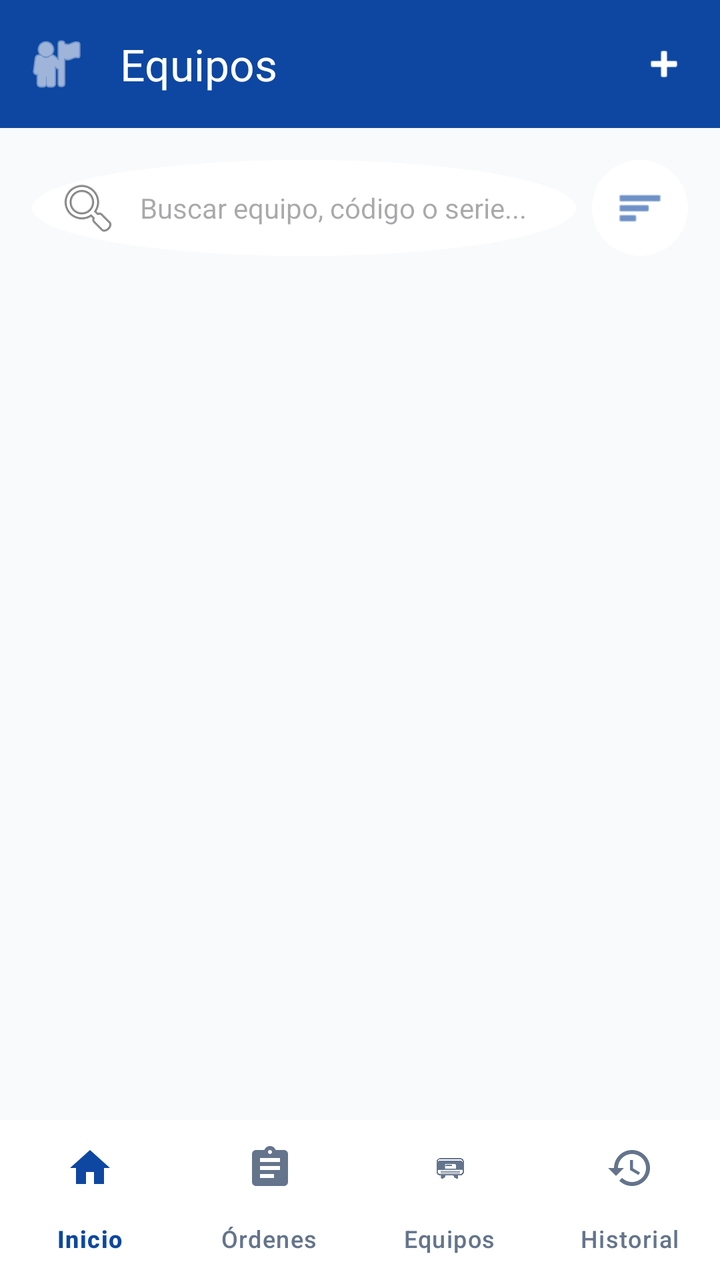
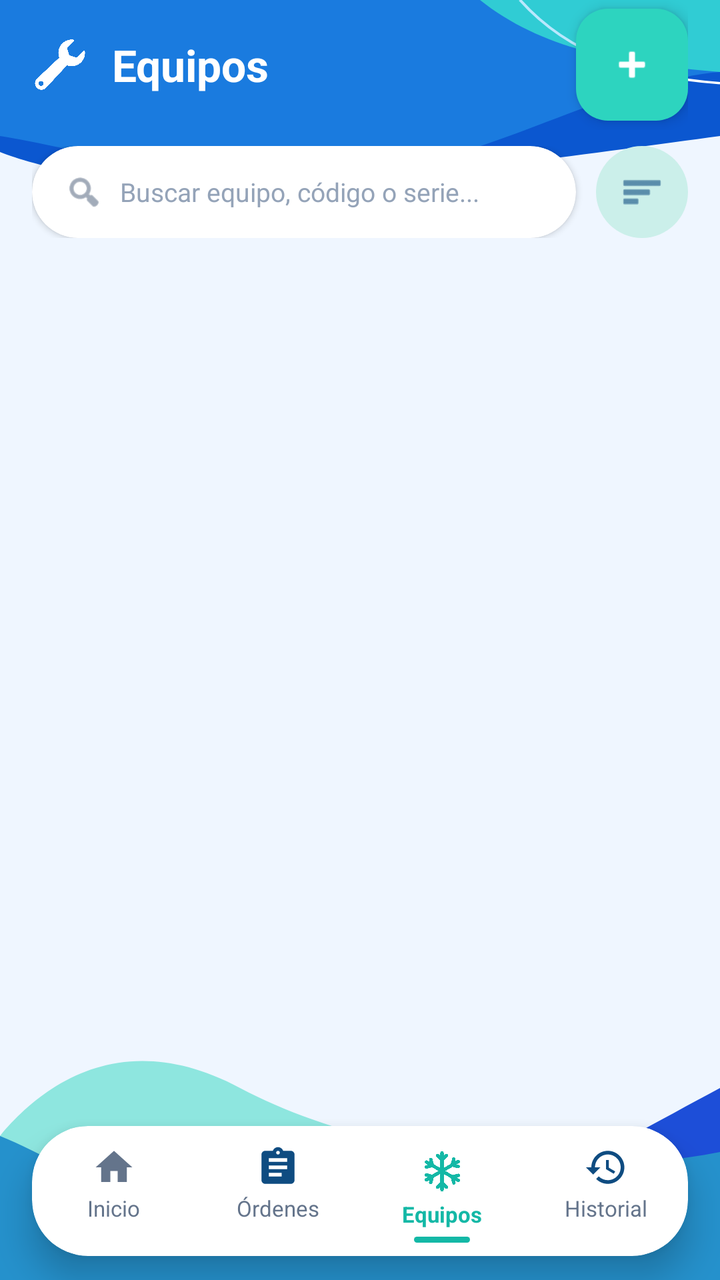

The first picture is an Android layout as it rendered before a commit; the second is the same layout after the commit. The layout source and the unified diff follow.
<!-- AndroidManifest.xml: application theme Theme.ClimaTrack -->
<!-- res/layout/activity_equipos.xml -->
<?xml version="1.0" encoding="utf-8"?>
<androidx.coordinatorlayout.widget.CoordinatorLayout
    xmlns:android="http://schemas.android.com/apk/res/android"
    xmlns:app="http://schemas.android.com/apk/res-auto"
    android:layout_width="match_parent"
    android:layout_height="match_parent"
    android:background="#F8FAFC">

    <com.google.android.material.appbar.AppBarLayout
        android:layout_width="match_parent"
        android:layout_height="wrap_content">

        <com.google.android.material.appbar.MaterialToolbar
            android:id="@+id/toolbar"
            android:layout_width="match_parent"
            android:layout_height="?attr/actionBarSize"
            android:background="#0D47A1"
            app:navigationIcon="@android:drawable/ic_menu_myplaces"
            app:navigationIconTint="@color/white"
            app:title="Equipos"
            app:titleTextColor="@color/white">

            <ImageView
                android:id="@+id/btnAgregarEquipo"
                android:layout_width="24dp"
                android:layout_height="24dp"
                android:layout_gravity="end"
                android:layout_marginEnd="16dp"
                android:src="@android:drawable/ic_input_add"
                app:tint="@color/white" />
        </com.google.android.material.appbar.MaterialToolbar>
    </com.google.android.material.appbar.AppBarLayout>

    <LinearLayout
        android:layout_width="match_parent"
        android:layout_height="match_parent"
        android:orientation="vertical"
        app:layout_behavior="@string/appbar_scrolling_view_behavior">

        
        <LinearLayout
            android:layout_width="match_parent"
            android:layout_height="wrap_content"
            android:orientation="horizontal"
            android:padding="16dp">

            <EditText
                android:id="@+id/etBuscar"
                android:layout_width="0dp"
                android:layout_height="48dp"
                android:layout_weight="1"
                android:background="@drawable/bg_circle_white"
                android:drawableStart="@android:drawable/ic_menu_search"
                android:drawablePadding="10dp"
                android:hint="Buscar equipo, código o serie..."
                android:inputType="text"
                android:paddingStart="12dp"
                android:paddingEnd="12dp"
                android:textSize="14sp" />

            <ImageView
                android:id="@+id/btnFiltrar"
                android:layout_width="48dp"
                android:layout_height="48dp"
                android:layout_marginStart="8dp"
                android:background="@drawable/bg_circle_white"
                android:padding="12dp"
                android:src="@android:drawable/ic_menu_sort_by_size"
                app:tint="#0D47A1" />
        </LinearLayout>

        
        <androidx.recyclerview.widget.RecyclerView
            android:id="@+id/rvEquipos"
            android:layout_width="match_parent"
            android:layout_height="0dp"
            android:layout_weight="1" />

        <com.google.android.material.bottomnavigation.BottomNavigationView
            android:id="@+id/bottomNavigation"
            android:layout_width="match_parent"
            android:layout_height="wrap_content"
            android:background="@color/white"
            app:backgroundTint="@android:color/white"
            app:elevation="8dp"
            app:itemActiveIndicatorStyle="@null"
            app:itemIconTint="@color/bottom_nav_colors"
            app:itemTextColor="@color/bottom_nav_colors"
            app:labelVisibilityMode="labeled"
            app:menu="@menu/bottom_menu" />
    </LinearLayout>
</androidx.coordinatorlayout.widget.CoordinatorLayout>
<!-- resources referenced by this layout -->
<resources>
  <!-- drawable bg_circle_white (drawable) -->
  <shape xmlns:android="http://schemas.android.com/apk/res/android"
      android:shape="oval">
      <solid android:color="@android:color/white" />
  </shape>
  <!-- unchanged entries left out for length: 15 -->
</resources>

<!-- the commit's change to res/layout/activity_equipos.xml (unified diff, before → after) -->
@@ -1,92 +1,468 @@
 <?xml version="1.0" encoding="utf-8"?>
-<androidx.coordinatorlayout.widget.CoordinatorLayout
+<androidx.constraintlayout.widget.ConstraintLayout
     xmlns:android="http://schemas.android.com/apk/res/android"
     xmlns:app="http://schemas.android.com/apk/res-auto"
+    xmlns:tools="http://schemas.android.com/tools"
     android:layout_width="match_parent"
     android:layout_height="match_parent"
-    android:background="#F8FAFC">
-
-    <com.google.android.material.appbar.AppBarLayout
+    android:background="@drawable/bg_detalle_orden"
+    tools:context=".activities.EquiposActivity">
+
+    
+    <RelativeLayout
+        android:id="@+id/headerToolbar"
         android:layout_width="match_parent"
-        android:layout_height="wrap_content">
-
-        <com.google.android.material.appbar.MaterialToolbar
-            android:id="@+id/toolbar"
+        android:layout_height="65dp"
+        android:paddingStart="16dp"
+        android:paddingEnd="16dp"
+        app:layout_constraintTop_toTopOf="parent">
+
+        <ImageView
+            android:id="@+id/iconHeader"
+            android:layout_width="28dp"
+            android:layout_height="28dp"
+            android:layout_centerVertical="true"
+            android:src="@drawable/ic_llave"
+            app:tint="@color/white" />
+
+        <TextView
+            android:layout_width="wrap_content"
+            android:layout_height="wrap_content"
+            android:layout_centerVertical="true"
+            android:layout_marginStart="12dp"
+            android:layout_toEndOf="@id/iconHeader"
+            android:text="Equipos"
+            android:textColor="@color/white"
+            android:textSize="22sp"
+            android:textStyle="bold" />
+
+        
+        <com.google.android.material.floatingactionbutton.FloatingActionButton
+            android:id="@+id/fabAdd"
+            android:layout_width="wrap_content"
+            android:layout_height="wrap_content"
+            android:layout_alignParentEnd="true"
+            android:layout_centerVertical="true"
+            android:contentDescription="Agregar"
+            android:src="@android:drawable/ic_input_add"
+            app:backgroundTint="#2DD4BF"
+            app:borderWidth="0dp"
+            app:elevation="4dp"
+            app:fabSize="mini"
+            app:tint="@color/white"/>
+    </RelativeLayout>
+
+    
+    <LinearLayout
+        android:id="@+id/layoutSearch"
+        android:layout_width="match_parent"
+        android:layout_height="wrap_content"
+        android:gravity="center_vertical"
+        android:orientation="horizontal"
+        android:paddingStart="16dp"
+        android:paddingTop="8dp"
+        android:paddingEnd="16dp"
+        android:paddingBottom="8dp"
+        app:layout_constraintTop_toBottomOf="@id/headerToolbar">
+
+        
+        <androidx.cardview.widget.CardView
+            android:layout_width="0dp"
+            android:layout_height="46dp"
+            android:layout_weight="1"
+            app:cardBackgroundColor="@color/white"
+            app:cardCornerRadius="23dp"
+            app:cardElevation="2dp">
+
+            <LinearLayout
+                android:layout_width="match_parent"
+                android:layout_height="match_parent"
+                android:gravity="center_vertical"
+                android:orientation="horizontal"
+                android:paddingStart="16dp"
+                android:paddingEnd="16dp">
+
+                <ImageView
+                    android:layout_width="20dp"
+                    android:layout_height="20dp"
+                    android:src="@android:drawable/ic_menu_search"
+                    app:tint="#64748B" />
+
+                <EditText
+                    android:id="@+id/etSearch"
+                    android:layout_width="match_parent"
+                    android:layout_height="match_parent"
+                    android:layout_marginStart="8dp"
+                    android:background="@null"
+                    android:hint="Buscar equipo, código o serie..."
+                    android:inputType="text"
+                    android:textColor="#0F4C81"
+                    android:textColorHint="#94A3B8"
+                    android:textSize="13sp" />
+            </LinearLayout>
+        </androidx.cardview.widget.CardView>
+
+        
+        <ImageView
+            android:id="@+id/btnFilter"
+            android:layout_width="46dp"
+            android:layout_height="46dp"
+            android:layout_marginStart="10dp"
+            android:background="@drawable/bg_icon_circle"
+            android:padding="12dp"
+            android:src="@android:drawable/ic_menu_sort_by_size"
+            app:tint="#0F4C81" />
+    </LinearLayout>
+
+    
+    <androidx.recyclerview.widget.RecyclerView
+        android:id="@+id/rvEquipos"
+        android:layout_width="match_parent"
+        android:layout_height="0dp"
+        android:clipToPadding="false"
+        android:paddingStart="16dp"
+        android:paddingTop="8dp"
+        android:paddingEnd="16dp"
+        android:paddingBottom="90dp"
+        app:layoutManager="androidx.recyclerview.widget.LinearLayoutManager"
+        app:layout_constraintBottom_toBottomOf="parent"
+        app:layout_constraintTop_toBottomOf="@id/layoutSearch"
+        tools:listitem="@layout/item_equipo" />
+
+    
+    <androidx.cardview.widget.CardView
+        android:id="@+id/bottomNavigation"
+        android:layout_width="match_parent"
+        android:layout_height="65dp"
+        android:layout_marginStart="16dp"
+        android:layout_marginEnd="16dp"
+        android:layout_marginBottom="12dp"
+        app:cardBackgroundColor="@color/white"
+        app:cardCornerRadius="28dp"
+        app:cardElevation="10dp"
+        app:cardPreventCornerOverlap="false"
+        app:layout_constraintBottom_toBottomOf="parent">
+
+        <LinearLayout
             android:layout_width="match_parent"
-            android:layout_height="?attr/actionBarSize"
-            android:background="#0D47A1"
-            app:navigationIcon="@android:drawable/ic_menu_myplaces"
-            app:navigationIconTint="@color/white"
-            app:title="Equipos"
-            app:titleTextColor="@color/white">
-
-            <ImageView
-                android:id="@+id/btnAgregarEquipo"
-                android:layout_width="24dp"
-                android:layout_height="24dp"
-                android:layout_gravity="end"
-                android:layout_marginEnd="16dp"
-                android:src="@android:drawable/ic_input_add"
-                app:tint="@color/white" />
-        </com.google.android.material.appbar.MaterialToolbar>
-    </com.google.android.material.appbar.AppBarLayout>
+            android:layout_height="match_parent"
+            android:orientation="horizontal">
+
+            
+            <LinearLayout
+                android:layout_width="0dp"
+                android:layout_height="match_parent"
+                android:layout_weight="1"
+                android:gravity="center"
+                android:orientation="vertical">
+
+                <ImageView
+                    android:layout_width="22dp"
+                    android:layout_height="22dp"
+                    android:src="@drawable/ic_home"
+                    app:tint="#64748B" />
+
+                <TextView
+                    android:layout_width="wrap_content"
+                    android:layout_height="wrap_content"
+                    android:layout_marginTop="2dp"
+                    android:text="Inicio"
+                    android:textColor="#64748B"
+                    android:textSize="11sp" />
+
+                <View
+                    android:layout_width="28dp"
+                    android:layout_height="3dp"
+                    android:layout_marginTop="4dp"
+                    android:visibility="invisible" />
+            </LinearLayout>
+
+            
+            <LinearLayout
+                android:layout_width="0dp"
+                android:layout_height="match_parent"
+                android:layout_weight="1"
+                android:gravity="center"
+                android:orientation="vertical">
+
+                <ImageView
+                    android:layout_width="22dp"
+                    android:layout_height="22dp"
+                    android:src="@drawable/ic_ordenes"
+                    app:tint="#0F4C81" />
+
+                <TextView
+                    android:layout_width="wrap_content"
+                    android:layout_height="wrap_content"
+                    android:layout_marginTop="2dp"
+                    android:text="Órdenes"
+                    android:textColor="#64748B"
+                    android:textSize="11sp" />
+
+                <View
+                    android:layout_width="28dp"
+                    android:layout_height="3dp"
+                    android:layout_marginTop="4dp"
+                    android:visibility="invisible" />
+            </LinearLayout>
+
+            
+            <LinearLayout
+                android:layout_width="0dp"
+                android:layout_height="match_parent"
+                android:layout_weight="1"
+                android:gravity="center"
+                android:orientation="vertical"
+                android:paddingTop="4dp">
+
+                <ImageView
+                    android:layout_width="24dp"
+                    android:layout_height="24dp"
+                    android:src="@drawable/ic_copo"
+                    app:tint="#14B8A6" />
+
+                <TextView
+                    android:layout_width="wrap_content"
+                    android:layout_height="wrap_content"
+                    android:layout_marginTop="2dp"
+                    android:text="Equipos"
+                    android:textColor="#14B8A6"
+                    android:textSize="11sp"
+                    android:textStyle="bold" />
+
+                
+                <View
+                    android:layout_width="28dp"
+                    android:layout_height="3dp"
+                    android:layout_marginTop="4dp"
+                    android:background="@drawable/bg_indicator_active" />
+            </LinearLayout>
+
+            
+            <LinearLayout
+                android:layout_width="0dp"
+                android:layout_height="match_parent"
+                android:layout_weight="1"
+                android:gravity="center"
+                android:orientation="vertical">
+
+                <ImageView
+                    android:layout_width="22dp"
+                    android:layout_height="22dp"
+                    android:src="@drawable/ic_historial"
+                    app:tint="#0F4C81" />
+
+                <TextView
+                    android:layout_width="wrap_content"
+                    android:layout_height="wrap_content"
+                    android:layout_marginTop="2dp"
+                    android:text="Historial"
+                    android:textColor="#64748B"
+                    android:textSize="11sp" />
+
+                <View
+                    android:layout_width="28dp"
+                    android:layout_height="3dp"
+                    android:layout_marginTop="4dp"
+                    android:visibility="invisible" />
+            </LinearLayout>
+
+        </LinearLayout>
+    </androidx.cardview.widget.CardView>
+
+</androidx.constraintlayout.widget.ConstraintLayout>
+<!-- res/layout/item_equipo.xml (included above) -->
+<?xml version="1.0" encoding="utf-8"?>
+<androidx.cardview.widget.CardView xmlns:android="http://schemas.android.com/apk/res/android"
+    xmlns:app="http://schemas.android.com/apk/res-auto"
+    android:layout_width="match_parent"
+    android:layout_height="wrap_content"
+    android:layout_marginHorizontal="16dp"
+    android:layout_marginVertical="6dp"
+    app:cardBackgroundColor="@android:color/white"
+    app:cardCornerRadius="16dp"
+    app:cardElevation="2dp">
 
     <LinearLayout
         android:layout_width="match_parent"
-        android:layout_height="match_parent"
-        android:orientation="vertical"
-        app:layout_behavior="@string/appbar_scrolling_view_behavior">
+        android:layout_height="wrap_content"
+        android:gravity="center_vertical"
+        android:orientation="horizontal"
+        android:padding="14dp">
+
+        
+        <ImageView
+            android:id="@+id/imgEquipo"
+            android:layout_width="90dp"
+            android:layout_height="80dp"
+            android:contentDescription="Foto del equipo"
+            android:scaleType="fitCenter"
+            android:src="@drawable/splitt_pared" />
 
         
         <LinearLayout
-            android:layout_width="match_parent"
+            android:layout_width="0dp"
             android:layout_height="wrap_content"
-            android:orientation="horizontal"
-            android:padding="16dp">
-
-            <EditText
-                android:id="@+id/etBuscar"
-                android:layout_width="0dp"
-                android:layout_height="48dp"
-                android:layout_weight="1"
-                android:background="@drawable/bg_circle_white"
-                android:drawableStart="@android:drawable/ic_menu_search"
-                android:drawablePadding="10dp"
-                android:hint="Buscar equipo, código o serie..."
-                android:inputType="text"
-                android:paddingStart="12dp"
-                android:paddingEnd="12dp"
-                android:textSize="14sp" />
-
-            <ImageView
-                android:id="@+id/btnFiltrar"
-                android:layout_width="48dp"
-                android:layout_height="48dp"
-                android:layout_marginStart="8dp"
-                android:background="@drawable/bg_circle_white"
-                android:padding="12dp"
-                android:src="@android:drawable/ic_menu_sort_by_size"
-                app:tint="#0D47A1" />
+            android:layout_marginStart="12dp"
+            android:layout_weight="1"
+            android:orientation="vertical">
+
+            
+            <LinearLayout
+                android:layout_width="match_parent"
+                android:layout_height="wrap_content"
+                android:gravity="center_vertical"
+                android:orientation="horizontal">
+
+                <TextView
+                    android:id="@+id/tvCodigoEquipo"
+                    android:layout_width="0dp"
+                    android:layout_height="wrap_content"
+                    android:layout_weight="1"
+                    android:text="EQ-00015"
+                    android:textColor="#0B234A"
+                    android:textSize="15sp"
+                    android:textStyle="bold" />
+
+                
+                <TextView
+                    android:id="@+id/tvEstadoBadge"
+                    android:layout_width="wrap_content"
+                    android:layout_height="wrap_content"
+                    android:background="@drawable/bg_badge_operativo"
+                    android:paddingHorizontal="8dp"
+                    android:paddingVertical="3dp"
+                    android:text="OPERATIVO"
+                    android:textColor="#2E7D32"
+                    android:textSize="10sp"
+                    android:textStyle="bold" />
+            </LinearLayout>
+
+            
+            <LinearLayout
+                android:layout_width="match_parent"
+                android:layout_height="wrap_content"
+                android:layout_marginTop="4dp">
+
+                <TextView
+                    android:layout_width="wrap_content"
+                    android:layout_height="wrap_content"
+                    android:text="Tipo: "
+                    android:textColor="#172F55"
+                    android:textSize="12sp"
+                    android:textStyle="bold" />
+
+                <TextView
+                    android:id="@+id/tvTipo"
+                    android:layout_width="wrap_content"
+                    android:layout_height="wrap_content"
+                    android:text="Split Pared"
+                    android:textColor="#60738C"
+                    android:textSize="12sp" />
+            </LinearLayout>
+
+            
+            <LinearLayout
+                android:layout_width="match_parent"
+                android:layout_height="wrap_content"
+                android:layout_marginTop="1dp">
+
+                <TextView
+                    android:layout_width="wrap_content"
+                    android:layout_height="wrap_content"
+                    android:text="Marca: "
+                    android:textColor="#172F55"
+                    android:textSize="12sp"
+                    android:textStyle="bold" />
+
+                <TextView
+                    android:id="@+id/tvMarca"
+                    android:layout_width="wrap_content"
+                    android:layout_height="wrap_content"
+                    android:text="LG"
+                    android:textColor="#60738C"
+                    android:textSize="12sp" />
+            </LinearLayout>
+
+            
+            <LinearLayout
+                android:layout_width="match_parent"
+                android:layout_height="wrap_content"
+                android:layout_marginTop="1dp">
+
+                <TextView
+                    android:layout_width="wrap_content"
+                    android:layout_height="wrap_content"
+                    android:text="Modelo: "
+                    android:textColor="#172F55"
+                    android:textSize="12sp"
+                    android:textStyle="bold" />
+
+                <TextView
+                    android:id="@+id/tvModelo"
+                    android:layout_width="wrap_content"
+                    android:layout_height="wrap_content"
+                    android:text="Dual Inverter 24K"
+                    android:textColor="#60738C"
+                    android:textSize="12sp" />
+            </LinearLayout>
+
+            
+            <LinearLayout
+                android:layout_width="match_parent"
+                android:layout_height="wrap_content"
+                android:layout_marginTop="1dp">
+
+                <TextView
+                    android:layout_width="wrap_content"
+                    android:layout_height="wrap_content"
+                    android:text="Serie: "
+                    android:textColor="#172F55"
+                    android:textSize="12sp"
+                    android:textStyle="bold" />
+
+                <TextView
+                    android:id="@+id/tvSerie"
+                    android:layout_width="wrap_content"
+                    android:layout_height="wrap_content"
+                    android:text="LG24TI2022015"
+                    android:textColor="#60738C"
+                    android:textSize="12sp" />
+            </LinearLayout>
+
+            
+            <LinearLayout
+                android:layout_width="match_parent"
+                android:layout_height="wrap_content"
+                android:layout_marginTop="1dp">
+
+                <TextView
+                    android:layout_width="wrap_content"
+                    android:layout_height="wrap_content"
+                    android:text="Cliente: "
+                    android:textColor="#172F55"
+                    android:textSize="12sp"
+                    android:textStyle="bold" />
+
+                <TextView
+                    android:id="@+id/tvCliente"
+                    android:layout_width="wrap_content"
+                    android:layout_height="wrap_content"
+                    android:text="ACME S.A.S."
+                    android:textColor="#60738C"
+                    android:textSize="12sp" />
+            </LinearLayout>
+
         </LinearLayout>
 
         
-        <androidx.recyclerview.widget.RecyclerView
-            android:id="@+id/rvEquipos"
-            android:layout_width="match_parent"
-            android:layout_height="0dp"
-            android:layout_weight="1" />
-
-        <com.google.android.material.bottomnavigation.BottomNavigationView
-            android:id="@+id/bottomNavigation"
-            android:layout_width="match_parent"
-            android:layout_height="wrap_content"
-            android:background="@color/white"
-            app:backgroundTint="@android:color/white"
-            app:elevation="8dp"
-            app:itemActiveIndicatorStyle="@null"
-            app:itemIconTint="@color/bottom_nav_colors"
-            app:itemTextColor="@color/bottom_nav_colors"
-            app:labelVisibilityMode="labeled"
-            app:menu="@menu/bottom_menu" />
+        <ImageView
+            android:layout_width="20dp"
+            android:layout_height="20dp"
+            android:layout_marginStart="8dp"
+            android:src="@drawable/ic_chevron_right"
+            app:tint="#8A9BB0" />
+
     </LinearLayout>
-</androidx.coordinatorlayout.widget.CoordinatorLayout>
+
+</androidx.cardview.widget.CardView>
<!-- resource entries referenced after the edit -->
@@ -1,10 +1,117 @@
 <!-- resources referenced by this layout -->
 <resources>
-  <!-- drawable bg_circle_white (drawable) -->
+  <!-- drawable bg_badge_operativo (drawable) -->
+  <?xml version="1.0" encoding="utf-8"?>
   <shape xmlns:android="http://schemas.android.com/apk/res/android"
-      android:shape="oval">
-      <solid android:color="@android:color/white" />
+      android:shape="rectangle">
+      <solid android:color="#DCE9F9" />
+      <corners android:radius="12dp" />
   </shape>
+  <!-- drawable bg_detalle_orden (drawable) -->
+  <?xml version="1.0" encoding="utf-8"?>
+  <vector xmlns:android="http://schemas.android.com/apk/res/android"
+      android:width="360dp"
+      android:height="800dp"
+      android:viewportWidth="360"
+      android:viewportHeight="800">
+  
+      
+      <path
+          android:fillColor="#EFF6FF"
+          android:pathData="M0,0h360v800h-360z" />
+  
+      
+      <path
+          android:fillColor="#0B57D0"
+          android:pathData="M0,0 H360 V85 C300,95 220,110 140,115 C70,120 20,105 0,95 Z" />
+  
+      
+      <path
+          android:fillColor="#2DD4BF"
+          android:pathData="M240,0 C270,30 310,40 360,45 V0 Z" />
+  
+      
+      <path
+          android:pathData="M260,0 C285,35 320,48 360,52"
+          android:strokeColor="#FFFFFF"
+          android:strokeWidth="1.5" />
+  
+      
+      <path
+          android:fillColor="#38BDF8"
+          android:pathData="M0,85 C50,95 120,125 200,105 C260,90 310,50 360,45 L360,0 L0,0 Z"
+          android:fillAlpha="0.35" />
+  
+      
+      <path
+          android:fillColor="#1D4ED8"
+          android:pathData="M0,800 L360,800 V680 C300,720 220,780 160,780 C90,780 40,730 0,710 Z" />
+  
+      <path
+          android:fillColor="#2DD4BF"
+          android:pathData="M0,800 L360,800 V720 C280,740 180,720 120,680 C60,640 20,680 0,710 Z"
+          android:fillAlpha="0.5" />
+  
+  </vector>
+  <!-- drawable bg_icon_circle (drawable) -->
+  <?xml version="1.0" encoding="utf-8"?>
+  <shape xmlns:android="http://schemas.android.com/apk/res/android" android:shape="oval">
+      <solid android:color="#CBEFEA" /> 
+  </shape>
+  <!-- drawable bg_indicator_active (drawable) -->
+  <?xml version="1.0" encoding="utf-8"?>
+  <shape xmlns:android="http://schemas.android.com/apk/res/android"
+      android:shape="rectangle">
+      <solid android:color="#14B8A6" />
+      <corners android:radius="4dp" />
+  </shape>
+  <!-- drawable ic_chevron_right (drawable) -->
+  <vector xmlns:android="http://schemas.android.com/apk/res/android"
+      android:width="24dp"
+      android:height="24dp"
+      android:viewportWidth="24"
+      android:viewportHeight="24"
+      android:tint="?attr/colorControlNormal">
+      <path
+          android:fillColor="#FF000000"
+          android:pathData="M8.59,16.59 L13.17,12 L8.59,7.41 L10,6 L16,12 L10,18 Z" />
+  </vector>
+  <!-- drawable ic_copo: png bitmap (drawable, 349550 bytes) -->
+  <!-- drawable ic_historial (drawable) -->
+  <?xml version="1.0" encoding="utf-8"?>
+  <vector xmlns:android="http://schemas.android.com/apk/res/android"
+      android:width="24dp"
+      android:height="24dp"
+      android:viewportWidth="24"
+      android:viewportHeight="24">
+      <path
+          android:fillColor="#FF000000"
+          android:pathData="M13,3c-4.97,0 -9,4.03 -9,9H1l3.89,3.89 0.07,0.14L9,12H6c0,-3.87 3.13,-7 7,-7s7,3.13 7,7 -3.13,7 -7,7c-1.93,0 -3.68,-0.79 -4.94,-2.06l-1.42,1.42C8.27,19.99 10.51,21 13,21c4.97,0 9,-4.03 9,-9s-4.03,-9 -9,-9zM12,8v5l4.25,2.52 0.77,-1.28 -3.52,-2.09V8z"/>
+  </vector>
+  <!-- drawable ic_home (drawable) -->
+  <?xml version="1.0" encoding="utf-8"?>
+  <vector xmlns:android="http://schemas.android.com/apk/res/android"
+      android:width="32dp"
+      android:height="32dp"
+      android:viewportWidth="24"
+      android:viewportHeight="24">
+      <path
+          android:fillColor="#FF000000"
+          android:pathData="M10,20v-6h4v6h5v-8h3L12,3 2,12h3v8z"/>
+  </vector>
+  <!-- drawable ic_llave: png bitmap (drawable, 48289 bytes) -->
+  <!-- drawable ic_ordenes (drawable) -->
+  <?xml version="1.0" encoding="utf-8"?>
+  <vector xmlns:android="http://schemas.android.com/apk/res/android"
+      android:width="24dp"
+      android:height="24dp"
+      android:viewportWidth="24"
+      android:viewportHeight="24">
+      <path
+          android:fillColor="#FF000000"
+          android:pathData="M19,3h-4.18C14.4,1.84 13.3,1 12,1c-1.3,0 -2.4,0.84 -2.82,2H5c-1.1,0 -2,0.9 -2,2v14c0,1.1 0.9,2 2,2h14c1.1,0 2,-0.9 2,-2V5c0,-1.1 -0.9,-2 -2,-2zM12,3c0.55,0 1,0.45 1,1s-0.45,1 -1,1 -1,-0.45 -1,-1 0.45,-1 1,-1zM14,17H7v-2h7v2zM17,13H7v-2h10v2zM17,9H7V7h10v2z"/>
+  </vector>
+  <!-- drawable splitt_pared: png bitmap (drawable, 537558 bytes) -->
   <!-- unchanged entries left out for length: 15 -->
 </resources>
 
